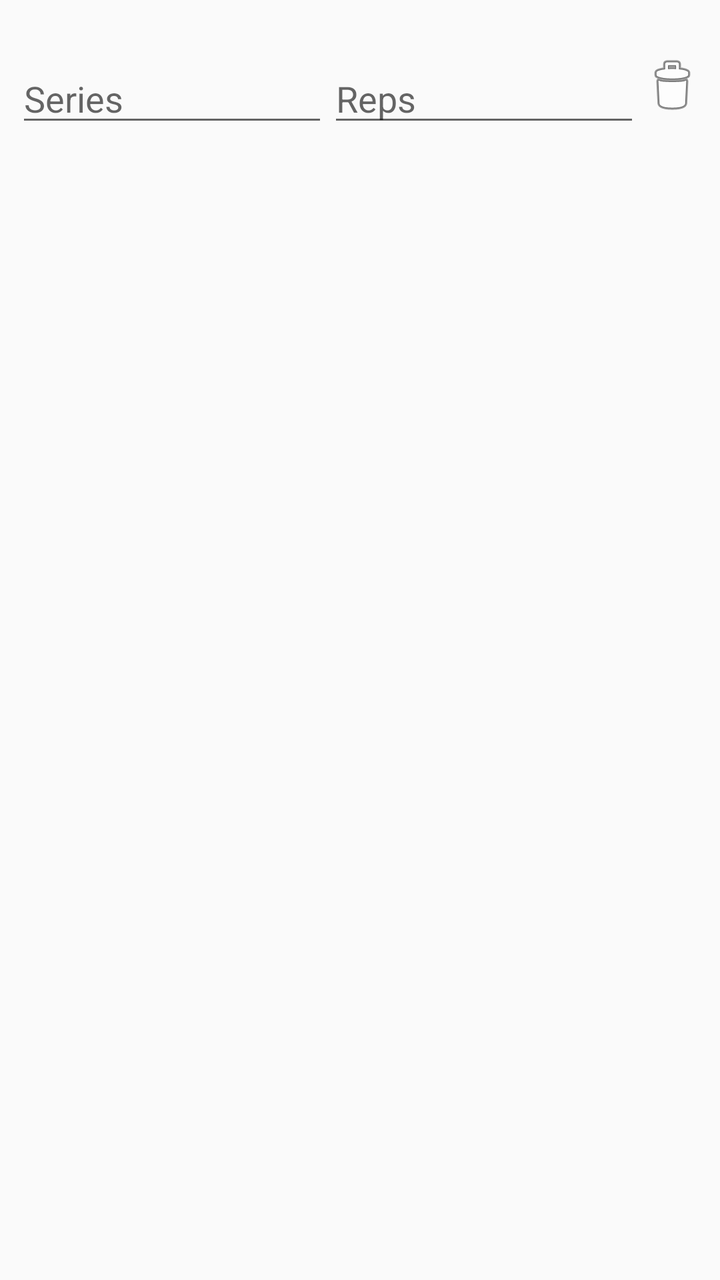
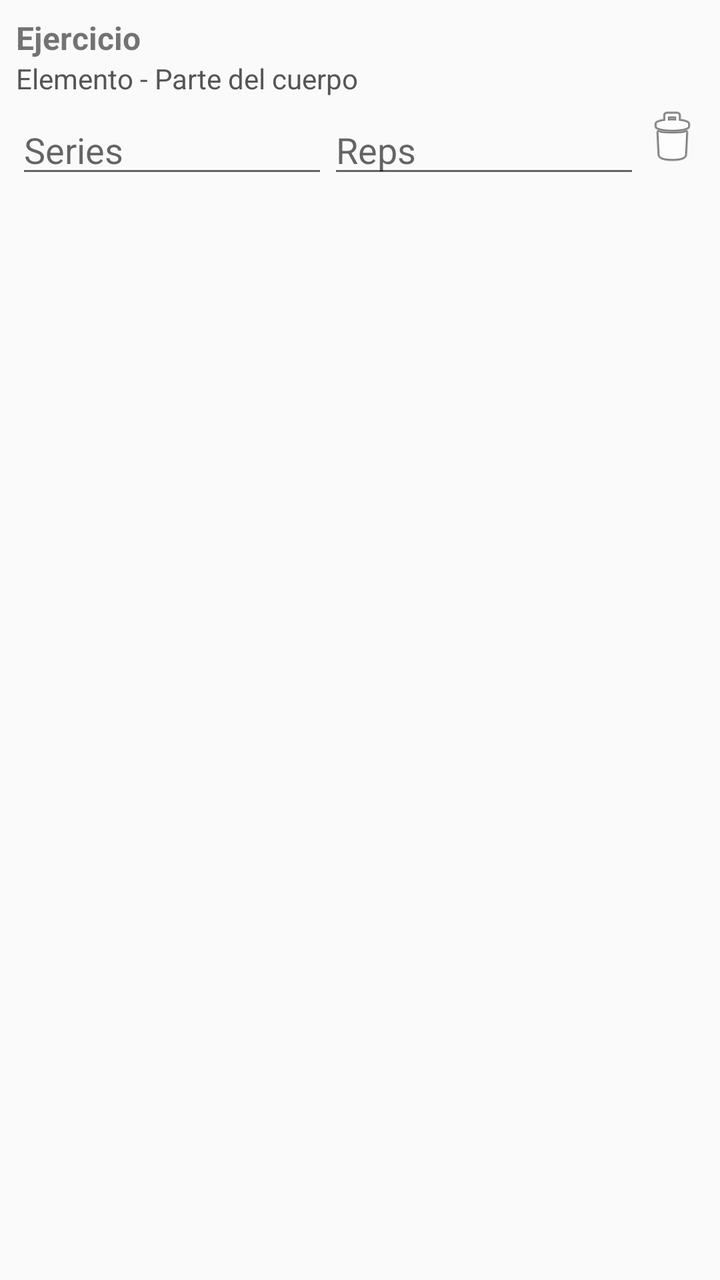

The first picture is an Android layout as it rendered before a commit; the second is the same layout after the commit. The layout source and the unified diff follow.
<!-- AndroidManifest.xml: application theme Theme.AppCompat.Light.NoActionBar -->
<!-- res/layout/item_ejercicio_sesion.xml -->
<LinearLayout xmlns:android="http://schemas.android.com/apk/res/android"
    android:orientation="vertical"
    android:padding="8dp"
    android:layout_width="match_parent"
    android:layout_height="wrap_content">

    <TextView
        android:id="@+id/tvExerciseId"
        android:textStyle="bold"
        android:layout_width="wrap_content"
        android:layout_height="wrap_content"/>

    <LinearLayout
        android:orientation="horizontal"
        android:layout_width="match_parent"
        android:layout_height="wrap_content">

        <EditText
            android:id="@+id/etSeries"
            android:hint="Series"
            android:inputType="number"
            android:layout_weight="1"
            android:layout_width="0dp"
            android:layout_height="wrap_content"/>

        <EditText
            android:id="@+id/etReps"
            android:hint="Reps"
            android:inputType="number"
            android:layout_weight="1"
            android:layout_width="0dp"
            android:layout_height="wrap_content"/>

        <ImageButton
            android:id="@+id/btnRemoveExercise"
            android:src="@android:drawable/ic_menu_delete"
            android:background="@null"
            android:layout_width="wrap_content"
            android:layout_height="wrap_content"/>
    </LinearLayout>

</LinearLayout>
<!-- resources referenced by this layout -->
<resources>

</resources>

<!-- the commit's change to res/layout/item_ejercicio_sesion.xml (unified diff, before → after) -->
@@ -7,13 +7,24 @@
     <TextView
         android:id="@+id/tvExerciseId"
         android:textStyle="bold"
+        android:textSize="16sp"
         android:layout_width="wrap_content"
-        android:layout_height="wrap_content"/>
+        android:layout_height="wrap_content"
+        android:text="Ejercicio"/>
+
+    <TextView
+        android:id="@+id/tvExerciseInfo"
+        android:textSize="14sp"
+        android:layout_width="wrap_content"
+        android:layout_height="wrap_content"
+        android:textColor="#555555"
+        android:text="Elemento - Parte del cuerpo"/>
 
     <LinearLayout
         android:orientation="horizontal"
         android:layout_width="match_parent"
-        android:layout_height="wrap_content">
+        android:layout_height="wrap_content"
+        android:layout_marginTop="4dp">
 
         <EditText
             android:id="@+id/etSeries"
@@ -21,7 +32,8 @@
             android:inputType="number"
             android:layout_weight="1"
             android:layout_width="0dp"
-            android:layout_height="wrap_content"/>
+            android:layout_height="wrap_content"
+            android:singleLine="true"/>
 
         <EditText
             android:id="@+id/etReps"
@@ -29,12 +41,14 @@
             android:inputType="number"
             android:layout_weight="1"
             android:layout_width="0dp"
-            android:layout_height="wrap_content"/>
+            android:layout_height="wrap_content"
+            android:singleLine="true"/>
 
         <ImageButton
             android:id="@+id/btnRemoveExercise"
             android:src="@android:drawable/ic_menu_delete"
             android:background="@null"
+            android:contentDescription="Eliminar ejercicio"
             android:layout_width="wrap_content"
             android:layout_height="wrap_content"/>
     </LinearLayout>
